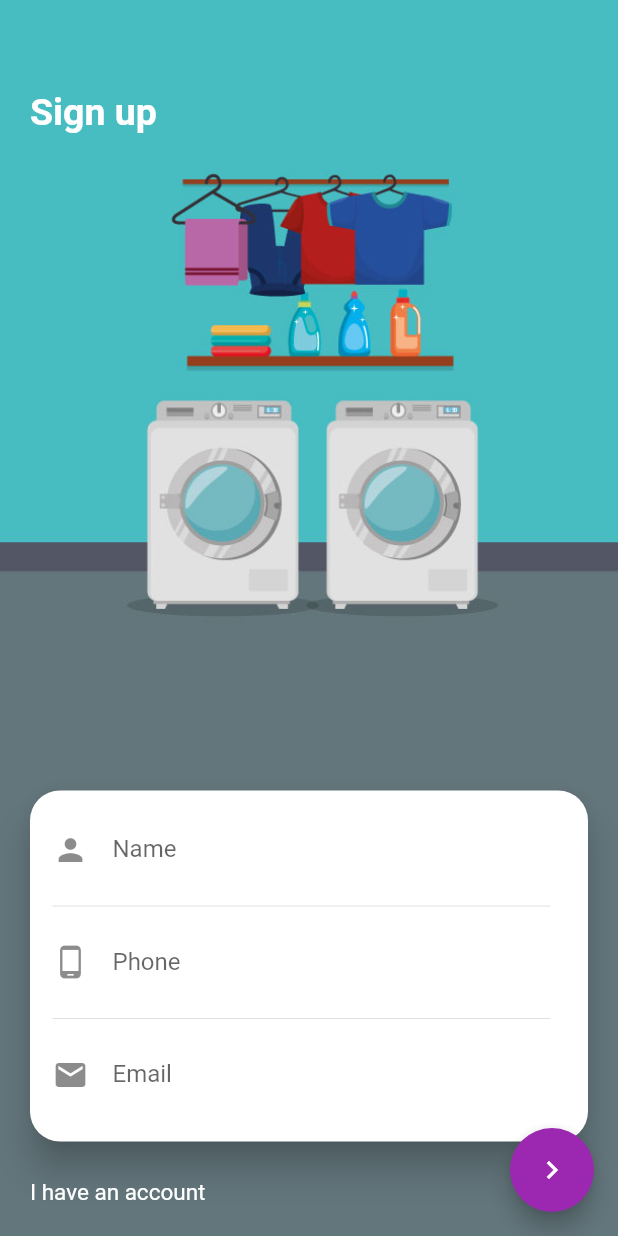
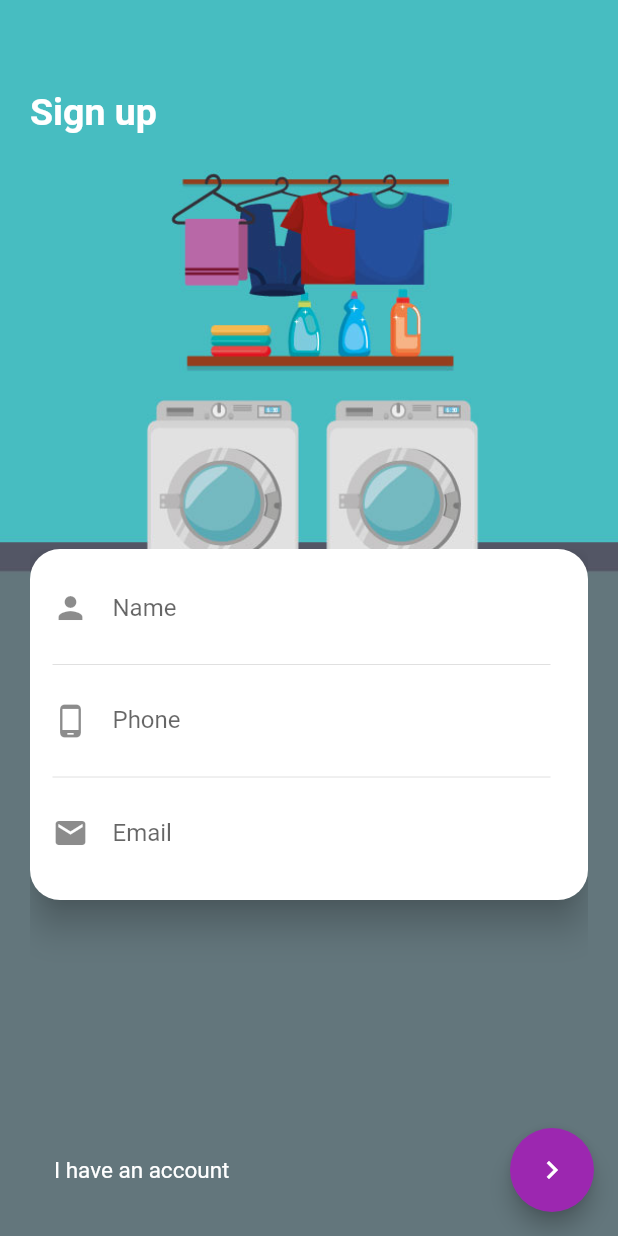
Before and after one commit to crlz09/lndlly, a Flutter app: the screen it shows after launch, on a phone screen of 412 x 824 dp. Run offline on Flutter 3.47's test engine with Material 2 defaults, Android fonts, the light colour scheme and no system bars.

Commit message:
3:38
slide for sign in/up ready

```diff
--- a/lib/pages/sign_up_page.dart
+++ b/lib/pages/sign_up_page.dart
@@ -2,12 +2,19 @@ import 'package:flutter/material.dart';
 
 class SignUpPage extends StatefulWidget {
   SignUpPage({Key key}) : super(key: key);
-
   _SignUpPageState createState() => _SignUpPageState();
 }
 
 class _SignUpPageState extends State<SignUpPage> {
-  @override
+  PageController pageController;
+  String titulo = "Sign up";
+  String opt = "I have an account";
+
+  void initState() {
+    super.initState();
+    pageController = PageController(initialPage: 0,viewportFraction: 1);
+
+  }
   @override
   Widget build(BuildContext context) {
     return Scaffold(
@@ -31,11 +38,12 @@ class _SignUpPageState extends State<SignUpPage> {
         new Container(
         padding: EdgeInsets.only(top: 60.0, left: 20.0, right: 20.0, bottom: 20.0),
         child: new Column(
-          mainAxisAlignment: MainAxisAlignment.spaceBetween,
+          mainAxisAlignment: MainAxisAlignment.spaceEvenly,
           crossAxisAlignment: CrossAxisAlignment.start,
           children: <Widget>[
 
-              Text("Sign up", textAlign: TextAlign.left, style:
+              Text('$titulo', textAlign: TextAlign.left,
+               style:
              TextStyle(
                color: Colors.white,
                fontSize: 25.0,
@@ -43,16 +51,49 @@ class _SignUpPageState extends State<SignUpPage> {
 
              ),
              ),
-              Expanded(child: Container(),), //hace que se quede fijo abajo el card login
+             Expanded(child: Container(),), //hace que se quede fijo abajo el card login
 
-              cardLogin(),
+             Container(
+               padding: EdgeInsets.only(top: 10.0),
+               width: double.infinity,
+               height: 400.0,
+               child: PageView(
+                 physics:new NeverScrollableScrollPhysics(),
+                 controller: pageController,
+                 scrollDirection: Axis.horizontal,
+
+                 children: <Widget>[
+
+                   Container(child: cardSignUp(), ),
+                   Container(child: cardLogIn(), ),
 
 
-              Text("I have an account", textAlign: TextAlign.left, style:
+                 ],
+
+               )
+             ),
+
+              FlatButton(child: Text('$opt', textAlign: TextAlign.left, style:
              TextStyle(
                color: Colors.white,
                fontSize: 15.0,
                fontWeight: FontWeight.normal,)),
+               onPressed: () {
+
+                 setState(() {
+                   if(titulo.contains('Sign up')){
+                     titulo='Sign in';
+                     opt='Create an account';
+                     pageController.nextPage(duration: Duration(milliseconds: 150), curve: Curves.bounceIn);
+                   } else {
+                     titulo='Sign up';
+                     opt='I have an account';
+                     pageController.previousPage(duration: Duration(milliseconds: 150), curve: Curves.bounceIn);
+                   }
+
+                 });
+               },
+             ),
 
           ],
         )
@@ -63,7 +104,7 @@ class _SignUpPageState extends State<SignUpPage> {
     );
   }
 
-  Widget cardLogin() {
+  Widget cardSignUp() {
 
     return SingleChildScrollView(
       child:
@@ -108,25 +149,52 @@ class _SignUpPageState extends State<SignUpPage> {
              labelText: 'Email',
              icon: Icon(Icons.email),
              ))
-
-
-
-
              ],
-
-
-
+             )
             )
-            )
-
           ],
-
-
       ),)
     );
 
 
+  }
+
+Widget cardLogIn () {
+
+    return SingleChildScrollView(
+      child:
+         Card(
+      elevation: 10.0,
+      margin: EdgeInsets.only(bottom: 50.0, top: 70.0),
+      shape: RoundedRectangleBorder(borderRadius: BorderRadius.circular(20.0)),
+      child: Column(
+          mainAxisAlignment: MainAxisAlignment.spaceEvenly,
+          children: <Widget>[
+            Padding(
+              padding: EdgeInsets.only(left: 15.0, top: 10.0, right: 25.0, bottom: 15.0),
+              child: Column(
+                children: <Widget>[
 
 
-  }
+            TextField(
+             keyboardType: TextInputType.number,
+             decoration: InputDecoration(
+               border: InputBorder.none,
+             hintText: 'Input your phone number',
+             labelText: 'Phone',
+             icon: Icon(Icons.phone_android),
+
+             )),
+
+             ],
+
+            )
+            )
+          ],
+
+      ),)
+    );
 }
+
+
+}
```
